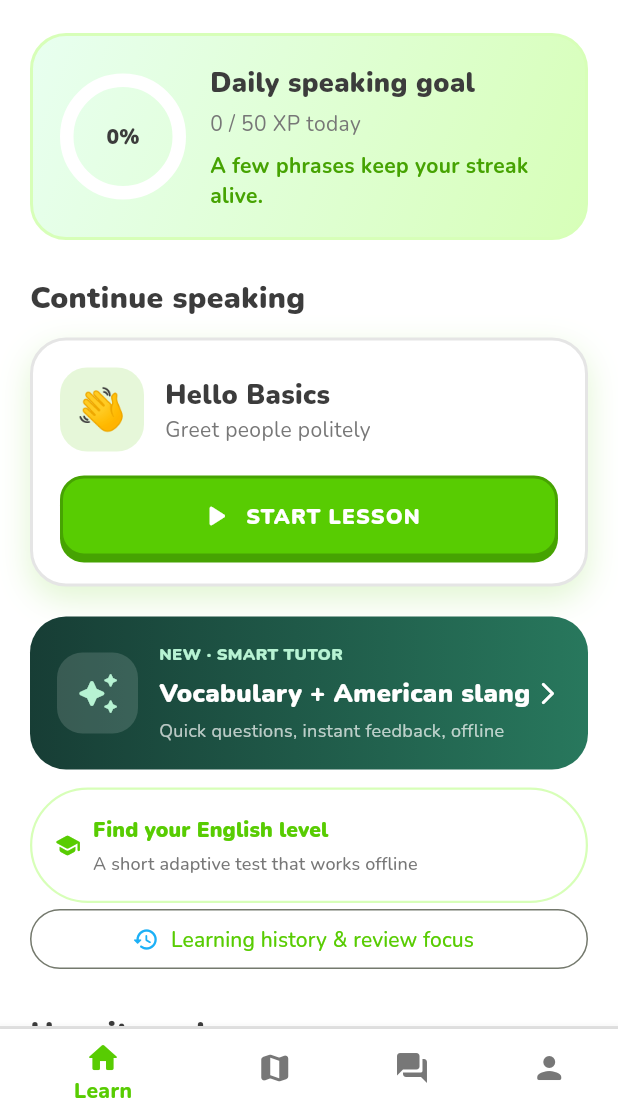
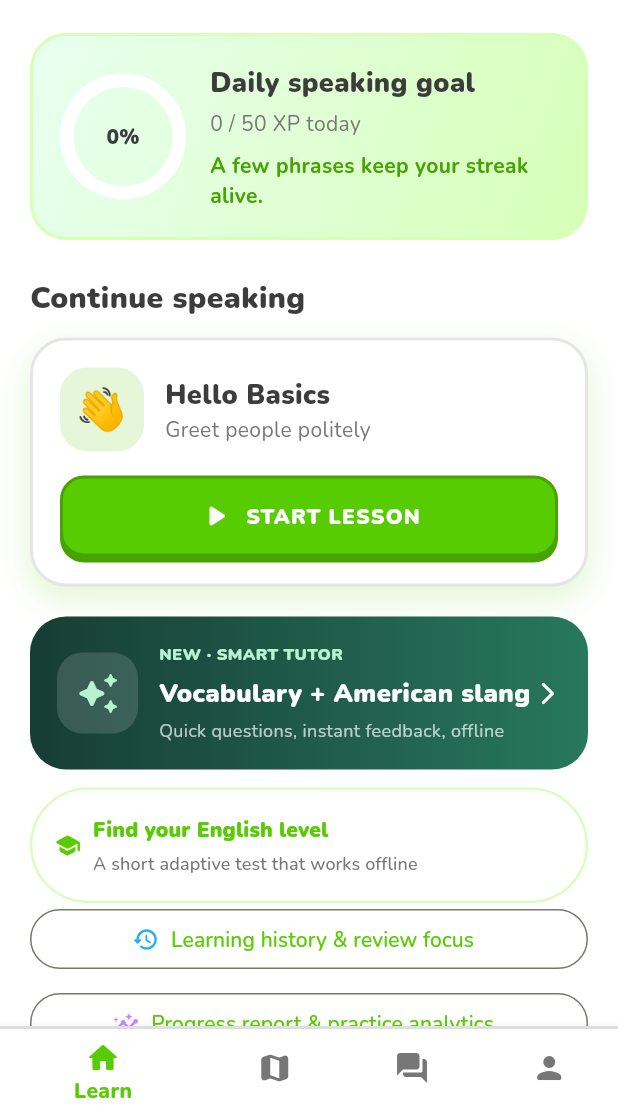
Before and after one commit to Ahmed887v/2547-, a Flutter app: the screen it shows after launch, on a phone screen of 412 x 824 dp, the part 120-1236 px from its top. Run offline on Flutter 3.47's test engine with Material 3 defaults, Android fonts, the phone set to English and light mode, and no system bars; drawn by our look-alikes of percent_indicator; our stand-ins replace confetti, flutter_tts, google_fonts, shared_preferences, speech_to_text.

Commit message:
Expose learning analytics report from the home screen

```diff
--- a/lib/screens/home_screen.dart
+++ b/lib/screens/home_screen.dart
@@ -13,6 +13,7 @@ import 'smart_tutor_screen.dart';
 import 'tutor_chat_screen.dart';
 import 'placement_test_screen.dart';
 import 'learning_history_screen.dart';
+import 'progress_report_screen.dart';
 
 class HomeScreen extends StatefulWidget {
   const HomeScreen({super.key});
@@ -293,6 +294,14 @@ class _LearnTab extends StatelessWidget {
           icon: const Icon(Icons.history_rounded, color: AppColors.blue),
           label: const Text('Learning history & review focus'),
         ),
+        const SizedBox(height: 8),
+        OutlinedButton.icon(
+          onPressed: () => Navigator.of(context).push(
+            MaterialPageRoute(builder: (_) => const ProgressReportScreen()),
+          ),
+          icon: const Icon(Icons.insights_rounded, color: AppColors.purple),
+          label: const Text('Progress report & practice analytics'),
+        ),
         const SizedBox(height: 24),
         const Text(
           'How it works',
```
